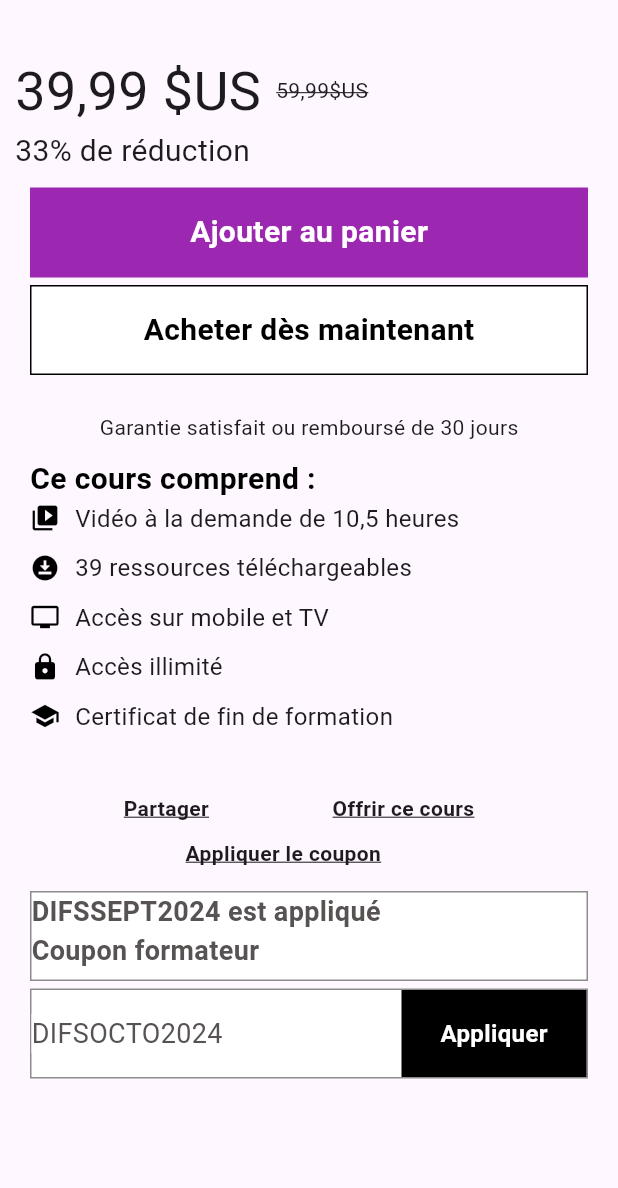
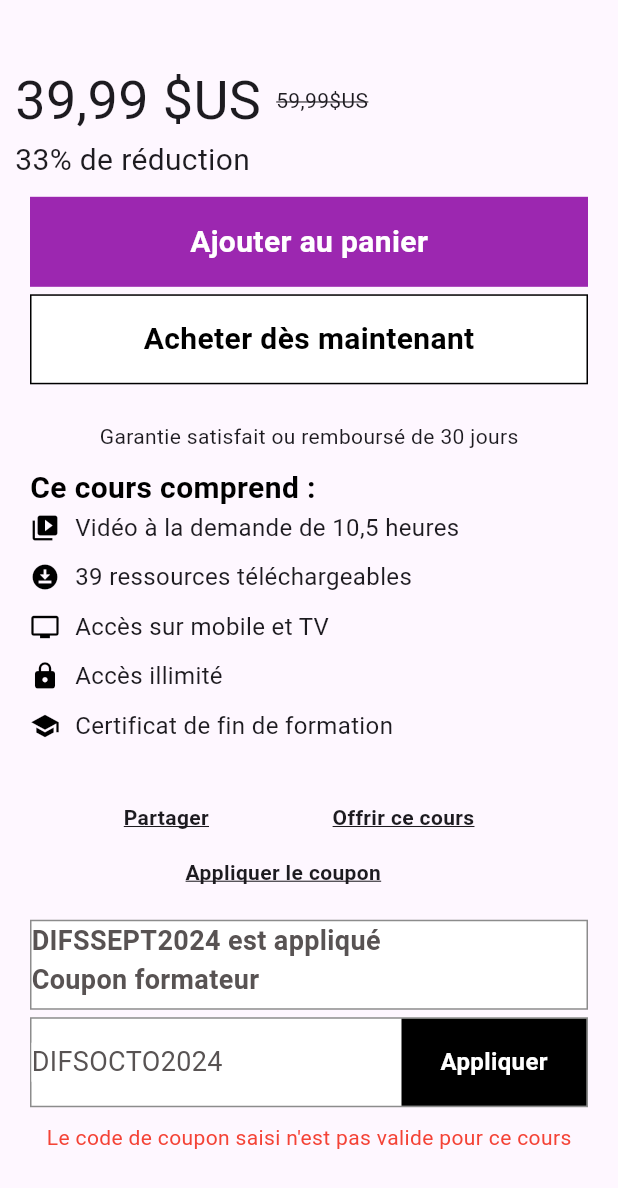
Before and after one commit to HarryJohnDTC/reproductionEcranFlutterDart, a Flutter app: the screen it shows after launch, on a phone screen of 412 x 824 dp. Shown: the top 1188 px of the screen. Run offline on Flutter 3.47's test engine with Material 3 defaults, Android fonts, the light colour scheme and no system bars.

Commit message:
remplissage verticale de l'ecran

```diff
--- a/lib/main.dart
+++ b/lib/main.dart
@@ -31,7 +31,7 @@ class AjouterPanierUI extends StatelessWidget {
     return Scaffold(
       //appBar: AppBar(),
       body: Container(
-        margin: EdgeInsets.only(top: 35),
+        margin: EdgeInsets.only(top: MediaQuery.of(context).size.height * 0.05),
         child: Column(
           crossAxisAlignment: CrossAxisAlignment.start,
           children: [
@@ -229,7 +229,7 @@ class AjouterPanierUI extends StatelessWidget {
                 ),
                 Padding(
                   padding: EdgeInsets.symmetric(
-                      vertical: 10,
+                      vertical: MediaQuery.of(context).size.height * 0.02,
                       horizontal: MediaQuery.of(context).size.width * 0.3),
                   child: Text(
                     'Appliquer le coupon',
@@ -307,6 +307,14 @@ class AjouterPanierUI extends StatelessWidget {
                 ],
               ),
             ),
+            SizedBox(
+              height: 10,
+            ),
+            Center(
+                child: Text(
+              'Le code de coupon saisi n\'est pas valide pour ce cours',
+              style: TextStyle(color: Colors.red),
+            ))
           ],
         ),
       ),
```
